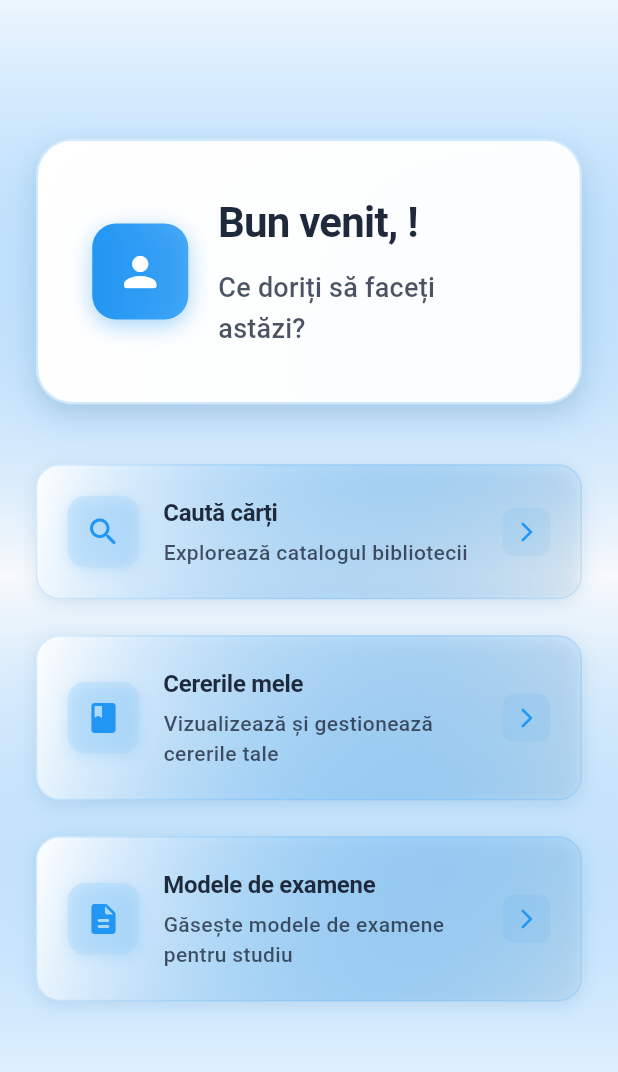
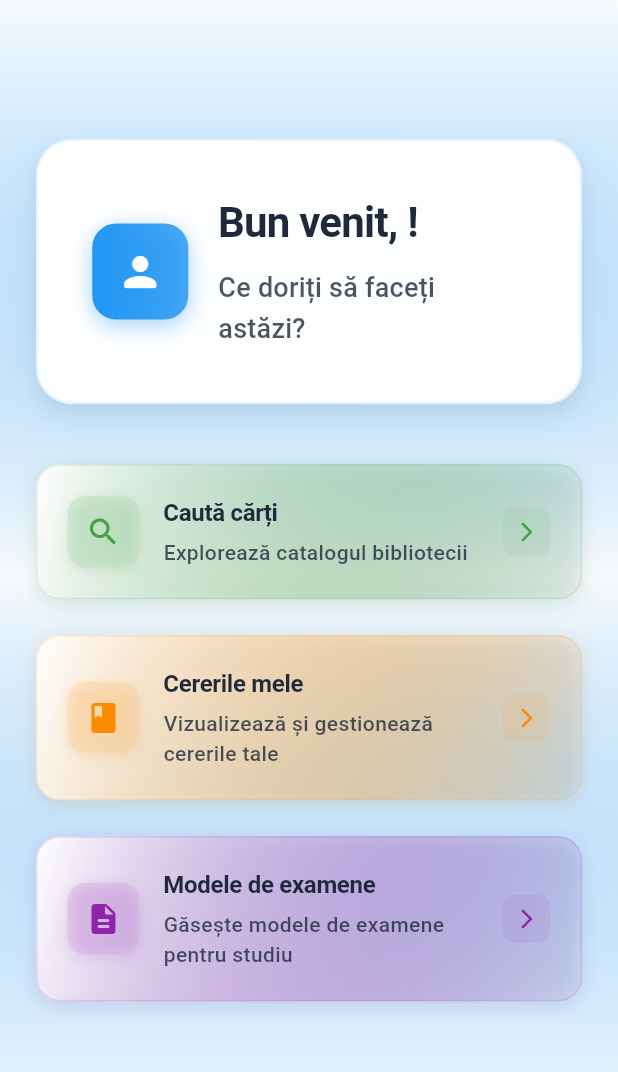
Before and after one commit to immatt-0/lenbrary, a Flutter app: the SuccessScreen screen opened by its route, on a phone screen of 412 x 824 dp, the part 84-1156 px from its top. Run offline on Flutter 3.47's test engine with Material 3 defaults, Android fonts, the phone set to English and light mode, and no system bars; our stand-ins replace file_picker, image_picker, shared_preferences; accounts and stored records are empty; network calls fail.

Commit message:
UI for student/teacher fixed

```diff
--- a/frontend/lib/screens/success_screen.dart
+++ b/frontend/lib/screens/success_screen.dart
@@ -323,9 +323,9 @@ class _SuccessScreenState extends State<SuccessScreen>
             begin: Alignment.topCenter,
             end: Alignment.bottomCenter,
             colors: [
-              Theme.of(context).colorScheme.primary.withOpacity(0.08),
+              Theme.of(context).colorScheme.primary.withOpacity(0.03),
               Theme.of(context).colorScheme.background,
-              Theme.of(context).colorScheme.primary.withOpacity(0.03),
+              Theme.of(context).colorScheme.primary.withOpacity(0.01),
             ],
             stops: const [0.0, 0.5, 1.0],
           ),
@@ -355,7 +355,7 @@ class _SuccessScreenState extends State<SuccessScreen>
                         borderRadius: BorderRadius.circular(24),
                         boxShadow: [
                           BoxShadow(
-                            color: Theme.of(context).colorScheme.primary.withOpacity(0.12),
+                            color: Theme.of(context).colorScheme.primary.withOpacity(0.06),
                             blurRadius: 24,
                             offset: const Offset(0, 10),
                             spreadRadius: 3,
@@ -367,7 +367,7 @@ class _SuccessScreenState extends State<SuccessScreen>
                           ),
                         ],
                         border: Border.all(
-                          color: Theme.of(context).colorScheme.primary.withOpacity(0.2),
+                          color: Theme.of(context).colorScheme.primary.withOpacity(0.1),
                           width: 1.5,
                         ),
                       ),
@@ -450,7 +450,7 @@ class _SuccessScreenState extends State<SuccessScreen>
                           icon: Icons.search_rounded,
                           title: 'Caută cărți',
                           description: 'Explorează catalogul bibliotecii',
-                          color: Theme.of(context).colorScheme.primary,
+                          color: Colors.green[600]!,
                           onTap: () {
                             Navigator.pushNamed(context, '/search-books');
                           },
@@ -462,7 +462,7 @@ class _SuccessScreenState extends State<SuccessScreen>
                           icon: Icons.book_rounded,
                           title: 'Cererile mele',
                           description: 'Vizualizează și gestionează cererile tale',
-                          color: Theme.of(context).colorScheme.primary,
+                          color: Colors.orange[600]!,
                           onTap: () {
                             Navigator.pushNamed(context, '/my-requests');
                           },
@@ -474,7 +474,7 @@ class _SuccessScreenState extends State<SuccessScreen>
                           icon: Icons.description_rounded,
                           title: 'Modele de examene',
                           description: 'Găsește modele de examene pentru studiu',
-                          color: Theme.of(context).colorScheme.primary,
+                          color: Colors.purple[600]!,
                           onTap: () {
                             Navigator.pushNamed(context, '/exam-models');
                           },
@@ -564,9 +564,9 @@ class _SuccessScreenState extends State<SuccessScreen>
             begin: Alignment.topCenter,
             end: Alignment.bottomCenter,
             colors: [
-              Theme.of(context).colorScheme.primary.withOpacity(0.08),
+              Theme.of(context).colorScheme.primary.withOpacity(0.03),
               Theme.of(context).colorScheme.background,
-              Theme.of(context).colorScheme.primary.withOpacity(0.03),
+              Theme.of(context).colorScheme.primary.withOpacity(0.01),
             ],
             stops: const [0.0, 0.5, 1.0],
           ),
@@ -596,7 +596,7 @@ class _SuccessScreenState extends State<SuccessScreen>
                         borderRadius: BorderRadius.circular(24),
                         boxShadow: [
                           BoxShadow(
-                            color: Theme.of(context).colorScheme.primary.withOpacity(0.12),
+                            color: Theme.of(context).colorScheme.primary.withOpacity(0.06),
                             blurRadius: 24,
                             offset: const Offset(0, 10),
                             spreadRadius: 3,
@@ -608,7 +608,7 @@ class _SuccessScreenState extends State<SuccessScreen>
                           ),
                         ],
                         border: Border.all(
-                          color: Theme.of(context).colorScheme.primary.withOpacity(0.2),
+                          color: Theme.of(context).colorScheme.primary.withOpacity(0.1),
                           width: 1.5,
                         ),
                       ),
@@ -854,13 +854,13 @@ class _SuccessScreenState extends State<SuccessScreen>
         Container(
           padding: const EdgeInsets.all(8),
           decoration: BoxDecoration(
-            color: Theme.of(context).colorScheme.primary.withOpacity(0.1),
+            color: Theme.of(context).colorScheme.primary.withOpacity(0.05),
             borderRadius: BorderRadius.circular(8),
           ),
           child: Icon(
             icon,
             size: 20,
-            color: Theme.of(context).colorScheme.primary,
+            color: Theme.of(context).colorScheme.primary.withOpacity(0.7),
           ),
         ),
         const SizedBox(width: 12),
```
